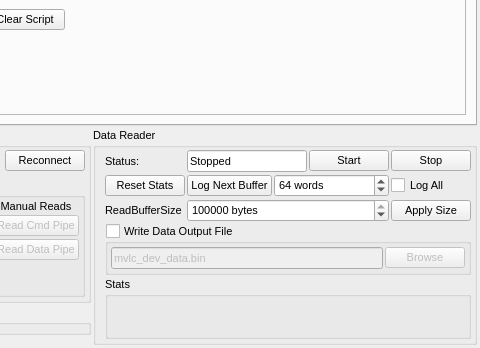
First picture: the form in src/mvlc/mvlc_dev_ui.ui, repository flueke/mvme, before the edit; both pictures show x 305 to 785 and y 342 to 690 of the 785 by 690 pixel window.
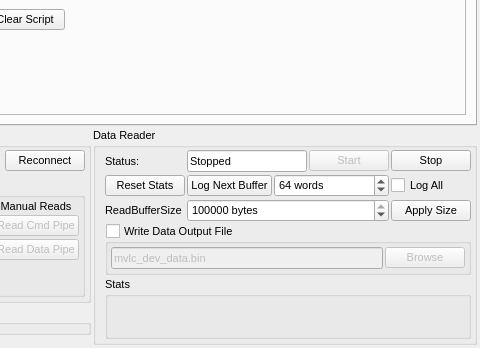
Second picture: the form after the edit.

Commit message: mvlc dev gui: disable the "Start Data Reader" button

Patch:
```diff
--- a/src/mvlc/mvlc_dev_ui.ui
+++ b/src/mvlc/mvlc_dev_ui.ui
@@ -547,6 +547,9 @@
           <property name="text">
            <string>Start</string>
           </property>
+          <property name="enabled">
+              <bool>false</bool>
+          </property>
          </widget>
         </item>
         <item row="0" column="4">
```
